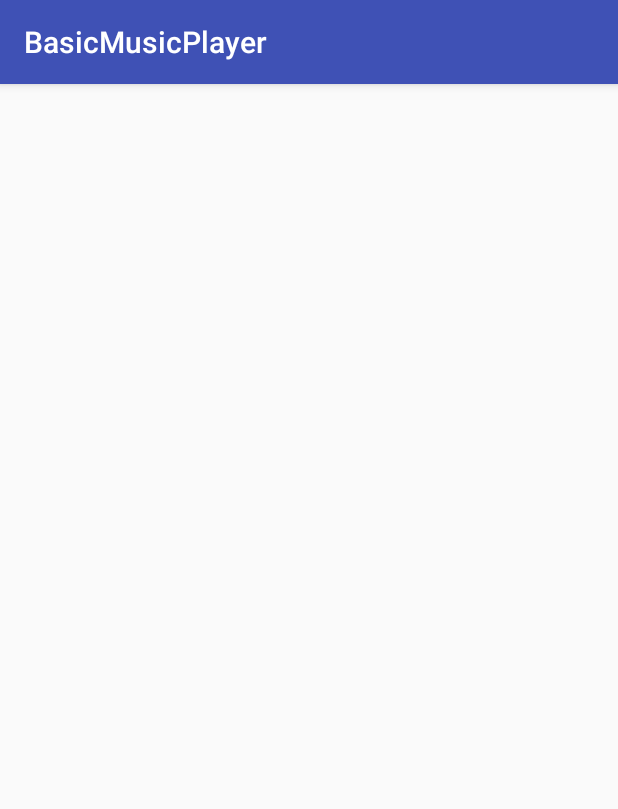
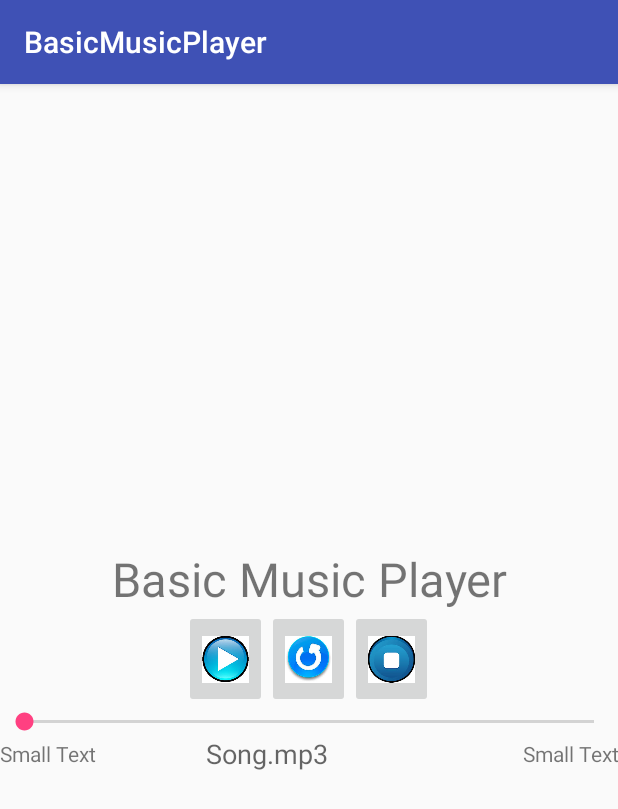
Before and after one commit to mitalipattani/BasicMusicPlayer, an Android app: the screen it shows after launch (Music before the commit, MainActivity after it), on a phone screen of 412 x 824 dp. Shown: the top 809 px of the screen. Run offline under Robolectric (Android 15) with nearby library versions, the phone set to English and light mode, and no system bars.

```diff
--- a/app/src/main/java/com/ciccc_cirac/basicmusicplayer/MainActivity.java
+++ b/app/src/main/java/com/ciccc_cirac/basicmusicplayer/MainActivity.java
@@ -5,18 +5,33 @@ import android.support.v7.app.AppCompatActivity;
 import android.os.Bundle;
 import android.view.View;
 import android.widget.ImageButton;
+import android.widget.SeekBar;
+import android.widget.TextView;
 import android.widget.Toast;
 
 import java.io.IOException;
+import java.util.concurrent.TimeUnit;
 
 public class MainActivity extends AppCompatActivity implements View.OnClickListener {
     MediaPlayer player;
     ImageButton playerButton, stopButton, resetButton;
     boolean play_reset = true;
+    private SeekBar seekbar;
+    private TextView tx1,tx2,tx3;
+    private double startTime = 0;
+    private double finalTime = 0;
+    public static int oneTimeOnly = 0;
     @Override
     protected void onCreate(Bundle savedInstanceState) {
         super.onCreate(savedInstanceState);
         setContentView(R.layout.activity_main);
+        tx1 = (TextView)findViewById(R.id.textView2);
+        tx2 = (TextView)findViewById(R.id.textView3);
+        tx3 = (TextView)findViewById(R.id.textView4);
+        tx3.setText("Song.mp3");
+        seekbar = (SeekBar)findViewById(R.id.seekBar);
+        seekbar.setClickable(false);
+
         // Get the button from the view
         playerButton = (ImageButton) this.findViewById(R.id.play);
         playerButton.setOnClickListener(this);
@@ -97,6 +112,36 @@ public class MainActivity extends AppCompatActivity implements View.OnClickListe
 // change the image of the buttonplay button to pause
             playerButton.setImageResource(R.drawable.pause);
             player.start();
+            finalTime = player.getDuration();
+            startTime = player.getCurrentPosition();
+
+            if (oneTimeOnly == 0) {
+                seekbar.setMax((int) finalTime);
+                oneTimeOnly = 1;
+            }
+            tx2.setText(String.format("%d min, %d sec",
+                    TimeUnit.MILLISECONDS.toMinutes((long) finalTime),
+                    TimeUnit.MILLISECONDS.toSeconds((long) finalTime) -
+                            TimeUnit.MINUTES.toSeconds(TimeUnit.MILLISECONDS.toMinutes((long)
+                                    finalTime)))
+            );
+
+            tx1.setText(String.format("%d min, %d sec",
+                    TimeUnit.MILLISECONDS.toMinutes((long) startTime),
+                    TimeUnit.MILLISECONDS.toSeconds((long) startTime) -
+                            TimeUnit.MINUTES.toSeconds(TimeUnit.MILLISECONDS.toMinutes((long)
+                                    startTime)))
+            );
+            startTime = player.getCurrentPosition();
+            seekbar.setProgress((int)startTime);
+            startTime = player.getCurrentPosition();
+            tx1.setText(String.format("%d min, %d sec",
+                    TimeUnit.MILLISECONDS.toMinutes((long) startTime),
+                    TimeUnit.MILLISECONDS.toSeconds((long) startTime) -
+                            TimeUnit.MINUTES.toSeconds(TimeUnit.MILLISECONDS.
+                                    toMinutes((long) startTime)))
+            );
+            seekbar.setProgress((int)startTime);
             Toast.makeText(this, R.string.isPlaying, Toast.LENGTH_SHORT).show();
         }
     }
--- a/app/src/main/res/layout/activity_main.xml
+++ b/app/src/main/res/layout/activity_main.xml
@@ -1,37 +1,83 @@
 <?xml version="1.0" encoding="utf-8"?>
 <LinearLayout xmlns:android="http://schemas.android.com/apk/res/android"
-    android:orientation="vertical" android:layout_width="fill_parent"
+    android:layout_width="fill_parent"
     android:layout_height="fill_parent"
-    android:gravity="center">
-    <TextView android:layout_width="fill_parent"
+    android:gravity="center"
+    android:orientation="vertical">
+
+    <TextView
+        android:layout_width="fill_parent"
+        android:layout_height="wrap_content"
+        android:layout_gravity="center"
+        android:gravity="center"
+        android:text="@string/playername"
+        android:textSize="14pt" />
+
+    <LinearLayout
+        android:layout_width="fill_parent"
         android:layout_height="wrap_content"
         android:gravity="center"
-        android:textSize="14pt"
-        android:layout_gravity="center"
-        android:text="@string/playername" />
+        android:orientation="horizontal">
+
+        <ImageButton
+            android:contentDescription="play"
+            android:id="@+id/play"
+            android:layout_width="55dp"
+            android:layout_height="65dp"
+            android:scaleType="fitCenter"
+            android:src="@drawable/buttonplay" />
+
+        <ImageButton
+            android:id="@+id/reset"
+            android:contentDescription="reset"
+            android:layout_width="55dp"
+            android:layout_height="65dp"
+            android:scaleType="fitCenter"
+            android:src="@drawable/reset" />
+
+        <ImageButton
+            android:contentDescription="stop"
+            android:id="@+id/stop"
+            android:layout_width="55dp"
+            android:layout_height="65dp"
+            android:scaleType="fitCenter"
+            android:src="@drawable/stop" />
+    </LinearLayout>
+
+    <SeekBar
+        android:id="@+id/seekBar"
+        android:layout_width="match_parent"
+        android:layout_height="wrap_content" />
     <LinearLayout
-        android:orientation="horizontal"
+        android:layout_width="fill_parent"
+        android:layout_height="wrap_content"
         android:gravity="center"
-        android:layout_height="wrap_content"
-        android:layout_width="fill_parent"
-        >
-        <ImageButton android:id="@+id/play"
-            android:layout_height="65dp"
-            android:layout_width="55dp"
-            android:src="@drawable/buttonplay"
-            android:scaleType="fitCenter"
-            android:layout_weight="1.06" />
-        <ImageButton android:id="@+id/reset"
-            android:layout_height="65dp"
-            android:layout_width="55dp"
+        android:orientation="horizontal">
+        <TextView
+            android:layout_width="0dp"
             android:layout_weight="1"
-            android:src="@drawable/reset"
-            android:scaleType="fitCenter"/>
-        <ImageButton android:id="@+id/stop"
-            android:layout_height="65dp"
-            android:layout_width="55dp"
+            android:layout_height="wrap_content"
+            android:textAppearance="?android:attr/textAppearanceSmall"
+            android:text="Small Text"
+            android:gravity="start"
+            android:id="@+id/textView2"/>
+        <TextView
+            android:layout_width="0dp"
             android:layout_weight="1"
-            android:src="@drawable/stop"
-            android:scaleType="fitCenter"/>
-    </LinearLayout>
+            android:layout_height="wrap_content"
+            android:textAppearance="?android:attr/textAppearanceMedium"
+            android:text="Medium Text"
+            android:id="@+id/textView4" />
+
+        <TextView
+            android:layout_width="0dp"
+            android:layout_weight="1"
+            android:layout_height="wrap_content"
+            android:gravity="end"
+            android:textAppearance="?android:attr/textAppearanceSmall"
+            android:text="Small Text"
+            android:id="@+id/textView3" />
+
+
+        </LinearLayout>
 </LinearLayout>
```
Also changed, not shown: app/src/main/AndroidManifest.xml (+5 -5 lines).
